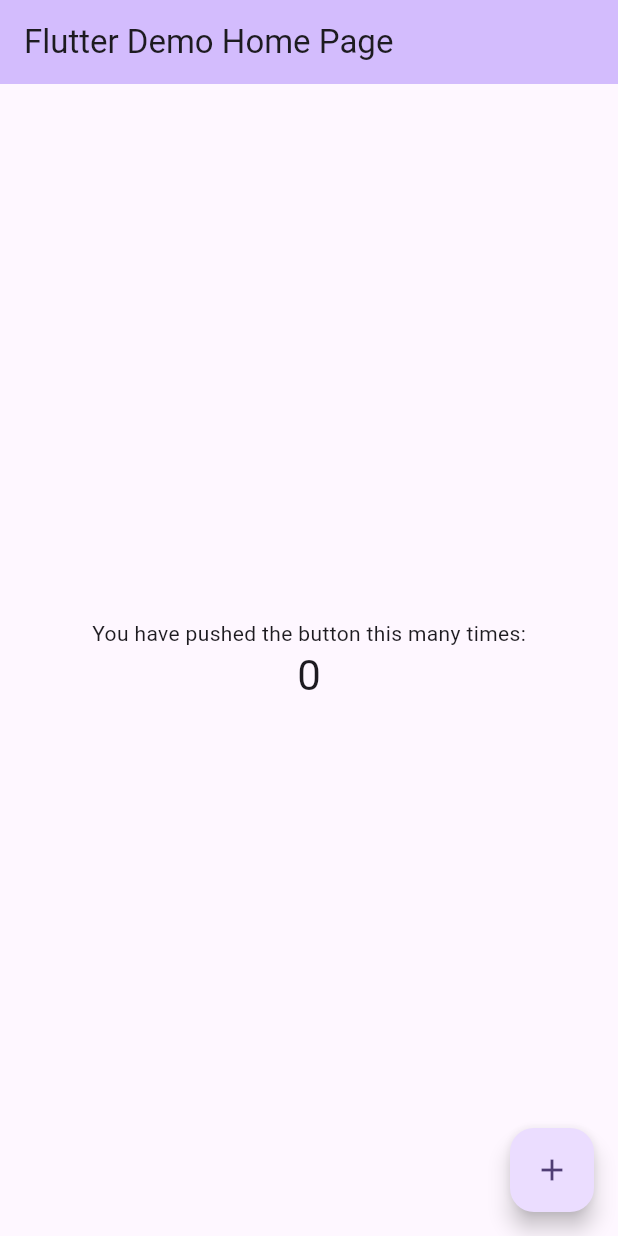
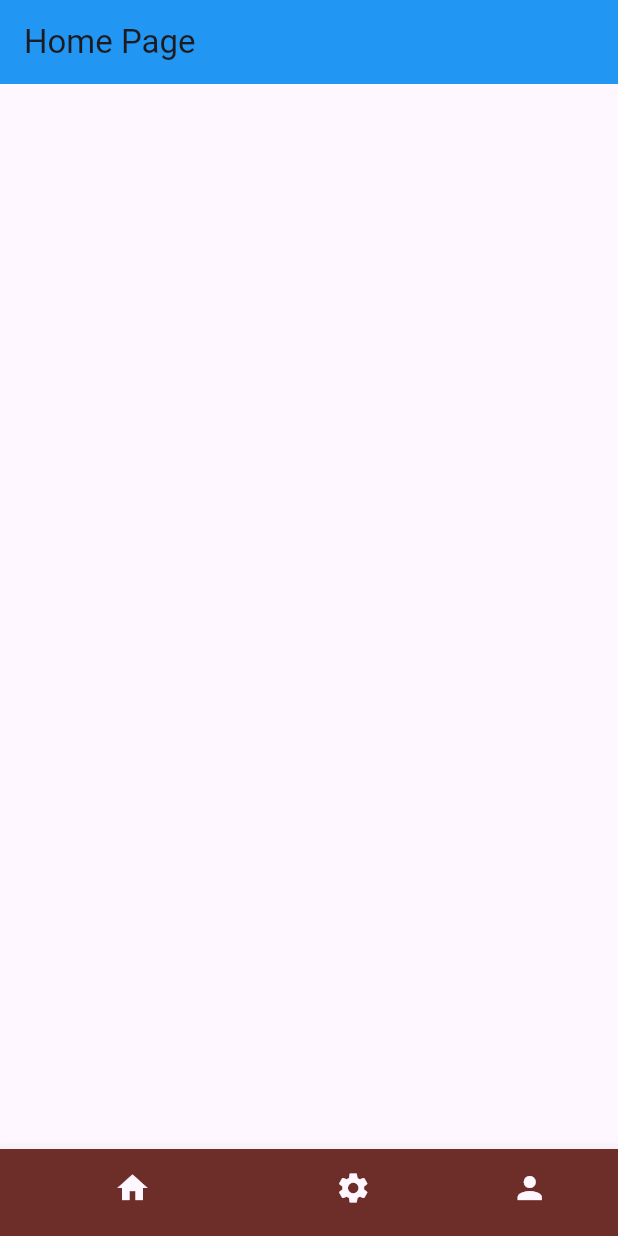
Before and after one commit to geesdiir/bottom_navigation, a Flutter app: the screen it shows after launch, on a phone screen of 412 x 824 dp. Run offline on Flutter 3.47's test engine with Material 3 defaults, Android fonts, the phone set to English and light mode, and no system bars.

```diff
--- a/lib/main.dart
+++ b/lib/main.dart
@@ -1,3 +1,7 @@
+import 'package:bottom_navigation/pages/home.dart';
+import 'package:bottom_navigation/pages/mainhome.dart';
+import 'package:bottom_navigation/pages/profile.dart';
+import 'package:bottom_navigation/pages/setting.dart';
 import 'package:flutter/material.dart';
 
 void main() {
@@ -7,119 +11,17 @@ void main() {
 class MyApp extends StatelessWidget {
   const MyApp({super.key});
 
-  // This widget is the root of your application.
   @override
   Widget build(BuildContext context) {
     return MaterialApp(
-      title: 'Flutter Demo',
-      theme: ThemeData(
-        // This is the theme of your application.
-        //
-        // TRY THIS: Try running your application with "flutter run". You'll see
-        // the application has a purple toolbar. Then, without quitting the app,
-        // try changing the seedColor in the colorScheme below to Colors.green
-        // and then invoke "hot reload" (save your changes or press the "hot
-        // reload" button in a Flutter-supported IDE, or press "r" if you used
-        // the command line to start the app).
-        //
-        // Notice that the counter didn't reset back to zero; the application
-        // state is not lost during the reload. To reset the state, use hot
-        // restart instead.
-        //
-        // This works for code too, not just values: Most code changes can be
-        // tested with just a hot reload.
-        colorScheme: ColorScheme.fromSeed(seedColor: Colors.deepPurple),
-        useMaterial3: true,
-      ),
-      home: const MyHomePage(title: 'Flutter Demo Home Page'),
+      debugShowCheckedModeBanner: false,
+      home: const MainHome(),
+      routes: {
+        '/MainHome': (context) => const MainHome(),
+        '/HomePage': (context) => const HomePage(),
+        '/SettingPage': (context) => const SettingPage(),
+        '/ProfilePage': (context) => const ProfilePage()
+      },
     );
   }
 }
-
-class MyHomePage extends StatefulWidget {
-  const MyHomePage({super.key, required this.title});
-
-  // This widget is the home page of your application. It is stateful, meaning
-  // that it has a State object (defined below) that contains fields that affect
-  // how it looks.
-
-  // This class is the configuration for the state. It holds the values (in this
-  // case the title) provided by the parent (in this case the App widget) and
-  // used by the build method of the State. Fields in a Widget subclass are
-  // always marked "final".
-
-  final String title;
-
-  @override
-  State<MyHomePage> createState() => _MyHomePageState();
-}
-
-class _MyHomePageState extends State<MyHomePage> {
-  int _counter = 0;
-
-  void _incrementCounter() {
-    setState(() {
-      // This call to setState tells the Flutter framework that something has
-      // changed in this State, which causes it to rerun the build method below
-      // so that the display can reflect the updated values. If we changed
-      // _counter without calling setState(), then the build method would not be
-      // called again, and so nothing would appear to happen.
-      _counter++;
-    });
-  }
-
-  @override
-  Widget build(BuildContext context) {
-    // This method is rerun every time setState is called, for instance as done
-    // by the _incrementCounter method above.
-    //
-    // The Flutter framework has been optimized to make rerunning build methods
-    // fast, so that you can just rebuild anything that needs updating rather
-    // than having to individually change instances of widgets.
-    return Scaffold(
-      appBar: AppBar(
-        // TRY THIS: Try changing the color here to a specific color (to
-        // Colors.amber, perhaps?) and trigger a hot reload to see the AppBar
-        // change color while the other colors stay the same.
-        backgroundColor: Theme.of(context).colorScheme.inversePrimary,
-        // Here we take the value from the MyHomePage object that was created by
-        // the App.build method, and use it to set our appbar title.
-        title: Text(widget.title),
-      ),
-      body: Center(
-        // Center is a layout widget. It takes a single child and positions it
-        // in the middle of the parent.
-        child: Column(
-          // Column is also a layout widget. It takes a list of children and
-          // arranges them vertically. By default, it sizes itself to fit its
-          // children horizontally, and tries to be as tall as its parent.
-          //
-          // Column has various properties to control how it sizes itself and
-          // how it positions its children. Here we use mainAxisAlignment to
-          // center the children vertically; the main axis here is the vertical
-          // axis because Columns are vertical (the cross axis would be
-          // horizontal).
-          //
-          // TRY THIS: Invoke "debug painting" (choose the "Toggle Debug Paint"
-          // action in the IDE, or press "p" in the console), to see the
-          // wireframe for each widget.
-          mainAxisAlignment: MainAxisAlignment.center,
-          children: <Widget>[
-            const Text(
-              'You have pushed the button this many times:',
-            ),
-            Text(
-              '$_counter',
-              style: Theme.of(context).textTheme.headlineMedium,
-            ),
-          ],
-        ),
-      ),
-      floatingActionButton: FloatingActionButton(
-        onPressed: _incrementCounter,
-        tooltip: 'Increment',
-        child: const Icon(Icons.add),
-      ), // This trailing comma makes auto-formatting nicer for build methods.
-    );
-  }
-}
--- /dev/null
+++ b/lib/pages/mainhome.dart
@@ -0,0 +1,43 @@
+import 'package:flutter/material.dart';
+
+class MainHome extends StatefulWidget {
+  const MainHome({super.key});
+
+  @override
+  State<MainHome> createState() => _MainHomeState();
+}
+
+class _MainHomeState extends State<MainHome> {
+  int myIndex = 0;
+  @override
+  Widget build(BuildContext context) {
+    return Scaffold(
+      appBar: AppBar(
+        title: const Text("Home Page"),
+        backgroundColor: Colors.blue,
+      ),
+      bottomNavigationBar: BottomNavigationBar(
+        showSelectedLabels: false,
+        type: BottomNavigationBarType.shifting,
+        onTap: (index) {
+          setState(() {
+            myIndex = index;
+            Navigator.pushNamed(context, '/SettingPage');
+          });
+        },
+        items: const [
+          // home
+          BottomNavigationBarItem(
+              icon: Icon(Icons.home),
+              label: "Home",
+              backgroundColor: Color.fromRGBO(109, 46, 42, 1)),
+          // setting
+          BottomNavigationBarItem(icon: Icon(Icons.settings), label: "Setting"),
+
+          // profile
+          BottomNavigationBarItem(icon: Icon(Icons.person), label: "Profile")
+        ],
+      ),
+    );
+  }
+}
```
Also changed, not shown: lib/pages/home.dart (added, +20 -0 lines), lib/pages/profile.dart (added, +20 -0 lines), lib/pages/setting.dart (added, +20 -0 lines).
